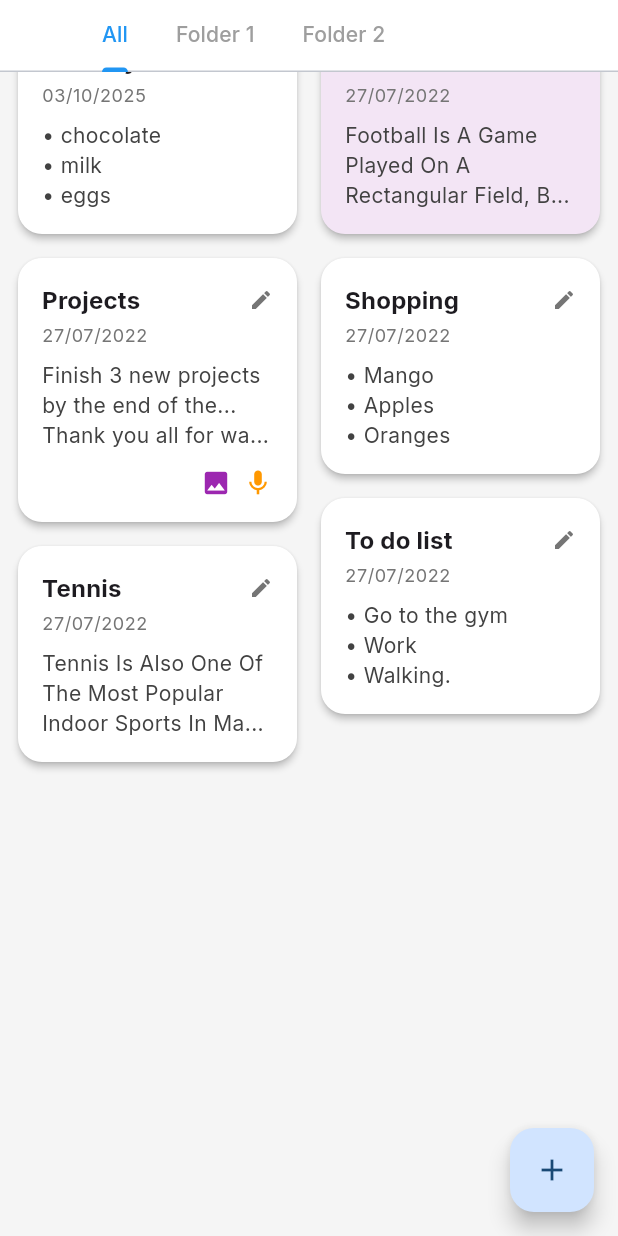
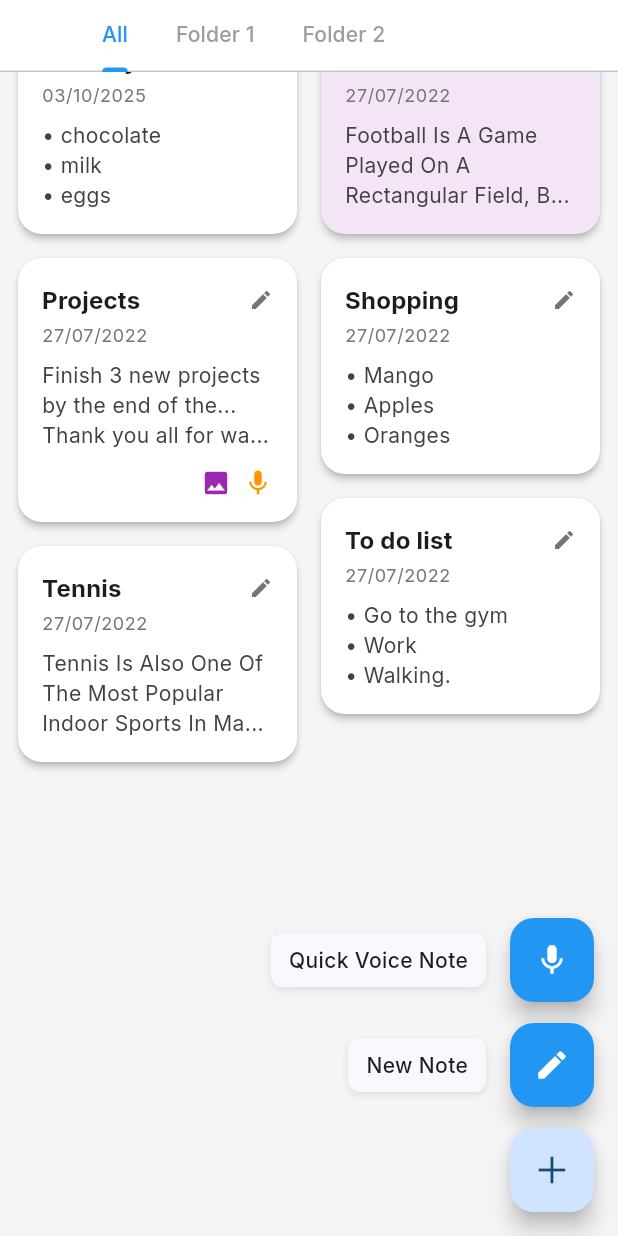
Before and after one commit to raulnicolasagusto/FastVoiceNote-Flutter, a Flutter app: the screen it shows after launch, scrolled down 104 dp, after a tap on the "add" icon, on a phone screen of 412 x 824 dp. Run offline on Flutter 3.47's test engine with Material 3 defaults, Android fonts, the phone set to English and light mode, and no system bars; our stand-ins replace go_router, google_fonts.

Commit message:
agrego botones

```diff
--- a/lib/src/core/l10n/app_en.arb
+++ b/lib/src/core/l10n/app_en.arb
@@ -12,6 +12,7 @@
   "spanish": "Spanish",
   "portuguese": "Portuguese",
   "newNote": "New Note",
+  "quickVoiceNote": "Quick Voice Note",
   "recording": "Recording...",
   "cancel": "Cancel",
   "save": "Save"
--- a/lib/src/core/l10n/app_es.arb
+++ b/lib/src/core/l10n/app_es.arb
@@ -12,6 +12,7 @@
   "spanish": "Español",
   "portuguese": "Portugués",
   "newNote": "Nueva Nota",
+  "quickVoiceNote": "Nota de Voz Rápida",
   "recording": "Grabando...",
   "cancel": "Cancelar",
   "save": "Guardar"
--- a/lib/src/core/l10n/app_pt.arb
+++ b/lib/src/core/l10n/app_pt.arb
@@ -12,6 +12,7 @@
   "spanish": "Espanhol",
   "portuguese": "Português",
   "newNote": "Nova Nota",
+  "quickVoiceNote": "Nota de Voz Rápida",
   "recording": "Gravando...",
   "cancel": "Cancelar",
   "save": "Salvar"
--- a/lib/src/features/home/views/home_screen.dart
+++ b/lib/src/features/home/views/home_screen.dart
@@ -7,17 +7,68 @@ import '../widgets/note_card.dart';
 import '../../../shared/widgets/app_drawer.dart';
 import '../../notes/providers/notes_provider.dart';
 
-class HomeScreen extends StatelessWidget {
+class HomeScreen extends StatefulWidget {
   const HomeScreen({super.key});
+
+  @override
+  State<HomeScreen> createState() => _HomeScreenState();
+}
+
+class _HomeScreenState extends State<HomeScreen>
+    with SingleTickerProviderStateMixin {
+  final GlobalKey<ScaffoldState> _scaffoldKey = GlobalKey<ScaffoldState>();
+  late AnimationController _animationController;
+  late Animation<double> _animation;
+  bool _isFabExpanded = false;
+
+  @override
+  void initState() {
+    super.initState();
+    _animationController = AnimationController(
+      vsync: this,
+      duration: const Duration(milliseconds: 300),
+    );
+    _animation = CurvedAnimation(
+      parent: _animationController,
+      curve: Curves.easeOutBack,
+      reverseCurve: Curves.easeInBack,
+    );
+  }
+
+  @override
+  void dispose() {
+    _animationController.dispose();
+    super.dispose();
+  }
+
+  void _toggleFab() {
+    setState(() {
+      _isFabExpanded = !_isFabExpanded;
+      if (_isFabExpanded) {
+        _animationController.forward();
+      } else {
+        _animationController.reverse();
+      }
+    });
+  }
+
+  void _onQuickVoiceNote() {
+    // TODO: Implementar funcionalidad de nota de voz rápida
+    _toggleFab();
+  }
+
+  void _onNewNote() {
+    // TODO: Implementar funcionalidad de nueva nota
+    _toggleFab();
+  }
 
   @override
   Widget build(BuildContext context) {
     final l10n = AppLocalizations.of(context)!;
-    final GlobalKey<ScaffoldState> scaffoldKey = GlobalKey<ScaffoldState>();
     final notes = context.watch<NotesProvider>().notes;
 
     return Scaffold(
-      key: scaffoldKey,
+      key: _scaffoldKey,
       drawer: const AppDrawer(),
       body: DefaultTabController(
         length: 3,
@@ -43,7 +94,7 @@ class HomeScreen extends StatelessWidget {
                   IconButton(
                     icon: const Icon(Icons.menu),
                     onPressed: () {
-                      scaffoldKey.currentState?.openDrawer();
+                      _scaffoldKey.currentState?.openDrawer();
                     },
                   ),
                 ],
@@ -89,9 +140,107 @@ class HomeScreen extends StatelessWidget {
           ),
         ),
       ),
-      floatingActionButton: FloatingActionButton(
-        onPressed: () {},
-        child: const Icon(Icons.add),
+      floatingActionButton: Stack(
+        alignment: Alignment.bottomRight,
+        children: [
+          // Quick Voice Note button
+          ScaleTransition(
+            scale: _animation,
+            child: Padding(
+              padding: const EdgeInsets.only(bottom: 140),
+              child: Row(
+                mainAxisAlignment: MainAxisAlignment.end,
+                children: [
+                  Container(
+                    padding: const EdgeInsets.symmetric(
+                      horizontal: 12,
+                      vertical: 8,
+                    ),
+                    decoration: BoxDecoration(
+                      color: Theme.of(context).colorScheme.surface,
+                      borderRadius: BorderRadius.circular(8),
+                      boxShadow: [
+                        BoxShadow(
+                          color: Colors.black.withValues(alpha: 0.1),
+                          blurRadius: 4,
+                          offset: const Offset(0, 2),
+                        ),
+                      ],
+                    ),
+                    child: Text(
+                      l10n.quickVoiceNote,
+                      style: Theme.of(context).textTheme.bodyMedium?.copyWith(
+                            fontWeight: FontWeight.w500,
+                          ),
+                    ),
+                  ),
+                  const SizedBox(width: 16),
+                  FloatingActionButton(
+                    heroTag: 'quickVoiceNote',
+                    onPressed: _onQuickVoiceNote,
+                    backgroundColor: const Color(0xFF2196F3),
+                    child: const Icon(Icons.mic, color: Colors.white),
+                  ),
+                ],
+              ),
+            ),
+          ),
+
+          // New Note button
+          ScaleTransition(
+            scale: _animation,
+            child: Padding(
+              padding: const EdgeInsets.only(bottom: 70),
+              child: Row(
+                mainAxisAlignment: MainAxisAlignment.end,
+                children: [
+                  Container(
+                    padding: const EdgeInsets.symmetric(
+                      horizontal: 12,
+                      vertical: 8,
+                    ),
+                    decoration: BoxDecoration(
+                      color: Theme.of(context).colorScheme.surface,
+                      borderRadius: BorderRadius.circular(8),
+                      boxShadow: [
+                        BoxShadow(
+                          color: Colors.black.withValues(alpha: 0.1),
+                          blurRadius: 4,
+                          offset: const Offset(0, 2),
+                        ),
+                      ],
+                    ),
+                    child: Text(
+                      l10n.newNote,
+                      style: Theme.of(context).textTheme.bodyMedium?.copyWith(
+                            fontWeight: FontWeight.w500,
+                          ),
+                    ),
+                  ),
+                  const SizedBox(width: 16),
+                  FloatingActionButton(
+                    heroTag: 'newNote',
+                    onPressed: _onNewNote,
+                    backgroundColor: const Color(0xFF2196F3),
+                    child: const Icon(Icons.edit, color: Colors.white),
+                  ),
+                ],
+              ),
+            ),
+          ),
+
+          // Main FAB
+          FloatingActionButton(
+            heroTag: 'mainFab',
+            onPressed: _toggleFab,
+            child: AnimatedRotation(
+              turns: _isFabExpanded ? 0.125 : 0.0,
+              duration: const Duration(milliseconds: 300),
+              curve: Curves.easeInOutCubic,
+              child: Icon(_isFabExpanded ? Icons.close : Icons.add),
+            ),
+          ),
+        ],
       ),
     );
   }
```
Also changed, not shown: .claude/settings.local.json, lib/src/core/l10n/generated/app_localizations.dart, lib/src/core/l10n/generated/app_localizations_en.dart, lib/src/core/l10n/generated/app_localizations_es.dart, lib/src/core/l10n/generated/app_localizations_pt.dart.
